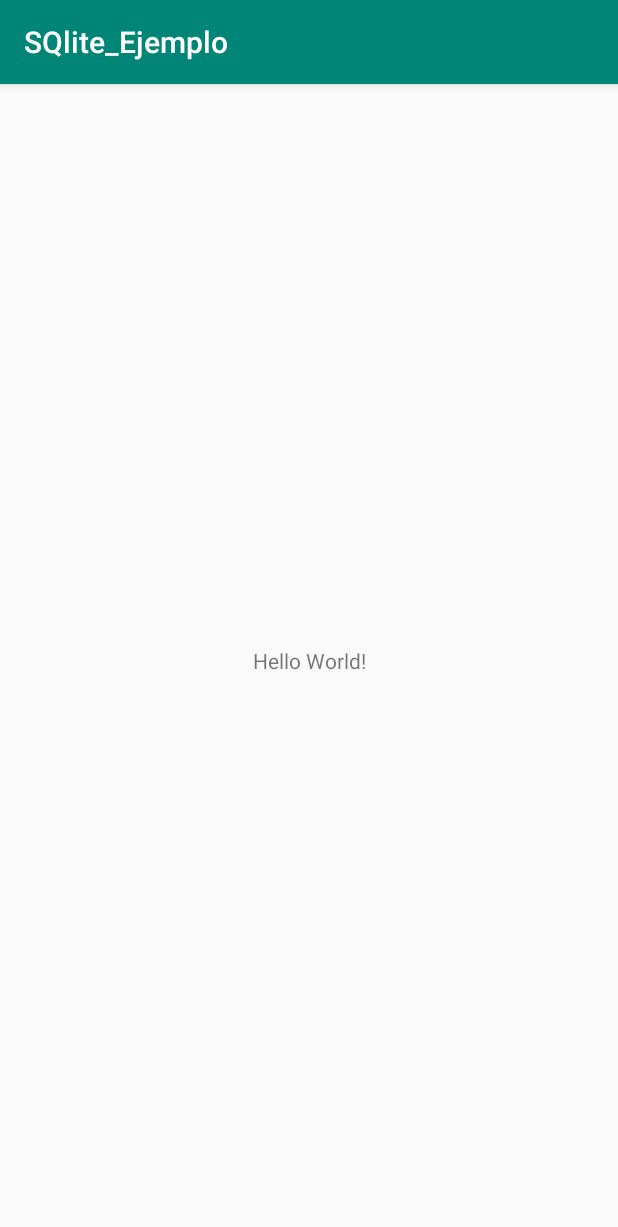
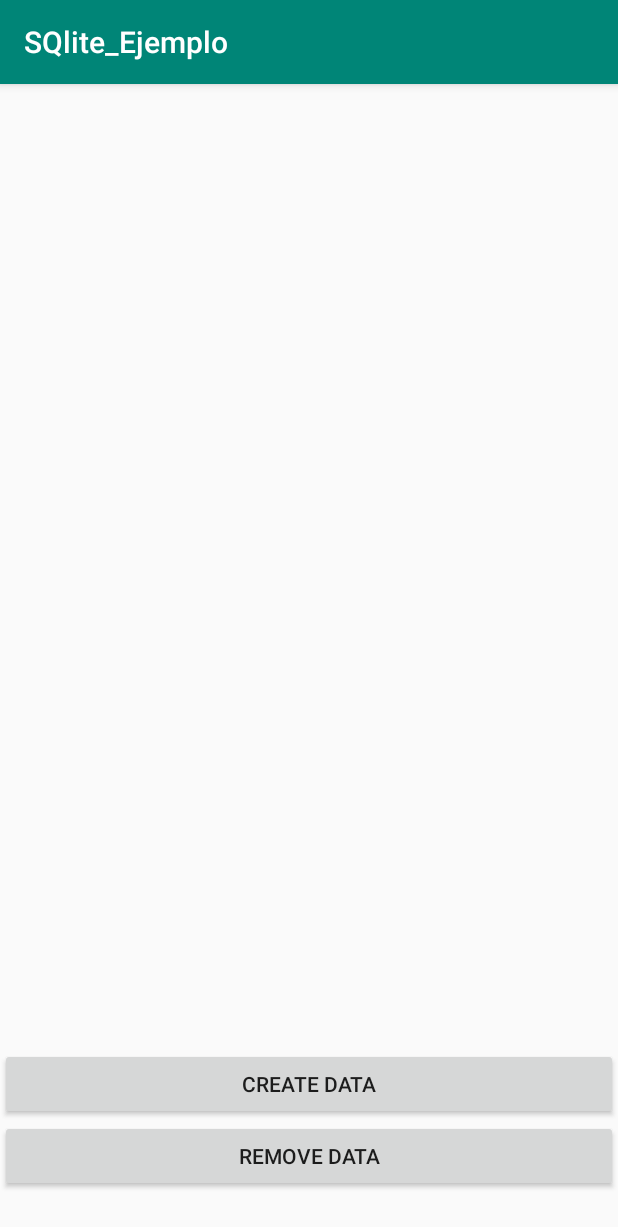
Before and after one commit to Steinspass/SQlite_Ejemplo, an Android app: the screen it shows after launch (MainActivity), on a phone screen of 412 x 824 dp. Shown: the top 1227 px of the screen. Run offline under Robolectric (Android 15) with nearby library versions, the phone set to English and light mode, and no system bars.

Commit message:
final changed

```diff
--- a/app/build.gradle
+++ b/app/build.gradle
@@ -1,11 +1,11 @@
 apply plugin: 'com.android.application'
 
 android {
-    compileSdkVersion 28
+    compileSdkVersion 26
     defaultConfig {
         applicationId "com.example.ndpsh.sqlite_ejemplo"
         minSdkVersion 16
-        targetSdkVersion 28
+        targetSdkVersion 26
         versionCode 1
         versionName "1.0"
         testInstrumentationRunner "android.support.test.runner.AndroidJUnitRunner"
@@ -20,7 +20,7 @@ android {
 
 dependencies {
     implementation fileTree(dir: 'libs', include: ['*.jar'])
-    implementation 'com.android.support:appcompat-v7:28.0.0'
+    implementation 'com.android.support:appcompat-v7:26.0.0'
     implementation 'com.android.support.constraint:constraint-layout:1.1.3'
     testImplementation 'junit:junit:4.12'
     androidTestImplementation 'com.android.support.test:runner:1.0.2'
--- a/app/src/main/java/com/example/ndpsh/sqlite_ejemplo/Activities/Adapters/MyAdapter.java
+++ b/app/src/main/java/com/example/ndpsh/sqlite_ejemplo/Activities/Adapters/MyAdapter.java
@@ -1,4 +1,72 @@
 package com.example.ndpsh.sqlite_ejemplo.Activities.Adapters;
 
-public class MyAdapter {
+import android.content.Context;
+import android.view.LayoutInflater;
+import android.view.View;
+import android.view.ViewGroup;
+import android.widget.BaseAdapter;
+import android.widget.TextView;
+
+import com.example.ndpsh.sqlite_ejemplo.Activities.Models.Car;
+import com.example.ndpsh.sqlite_ejemplo.R;
+
+
+
+import java.util.List;
+
+public class MyAdapter extends BaseAdapter {
+
+    private Context context;
+    private List<Car> list;
+    private int layout;
+
+    public MyAdapter(Context context, List<Car> list, int layout) {
+        this.context = context;
+        this.list = list;
+        this.layout = layout;
+    }
+
+    @Override
+    public int getCount() {
+        return list.size();
+    }
+
+    @Override
+    public Car getItem(int position) {
+        return list.get(position);
+    }
+
+    @Override
+    public long getItemId(int id) {
+        return id;
+    }
+
+    @Override
+    public View getView(int position, View convertView, ViewGroup viewGroup) {
+
+        ViewHolder  vh;
+        if (convertView == null) {
+            convertView = LayoutInflater.from(context).inflate(layout, null);
+            vh = new ViewHolder();
+            vh.vin = (TextView) convertView.findViewById(R.id.textViewVIN);
+            vh.name = (TextView) convertView.findViewById(R.id.textViewName);
+            vh.color = (TextView) convertView.findViewById(R.id.textViewColor);
+            convertView.setTag(vh);
+        }else{
+            vh = (ViewHolder) convertView.getTag();
+        }
+        Car currentCar = list.get(position);
+
+        vh.vin.setText(currentCar.getVIN() + "");
+        vh.name.setText(currentCar.getName());
+        vh.color.setText(currentCar.getColor());
+
+        return convertView;
+    }
+
+    public class ViewHolder {
+        TextView vin;
+        TextView name;
+        TextView color;
+    }
 }
--- a/app/src/main/java/com/example/ndpsh/sqlite_ejemplo/Activities/MainActivity.java
+++ b/app/src/main/java/com/example/ndpsh/sqlite_ejemplo/Activities/MainActivity.java
@@ -1,9 +1,24 @@
 package com.example.ndpsh.sqlite_ejemplo.Activities;
 
+import android.content.ContentValues;
+import android.database.Cursor;
+import android.database.sqlite.SQLiteDatabase;
 import android.support.v7.app.AppCompatActivity;
 import android.os.Bundle;
+import android.view.View;
+import android.widget.Button;
+import android.widget.ListView;
 
+import com.example.ndpsh.sqlite_ejemplo.Activities.Adapters.MyAdapter;
+import com.example.ndpsh.sqlite_ejemplo.Activities.DataBase.CarsSQLiteHelper;
+import com.example.ndpsh.sqlite_ejemplo.Activities.Models.Car;
 import com.example.ndpsh.sqlite_ejemplo.R;
+
+import java.util.ArrayList;
+import java.util.List;
+
+
+
 
 /**
  *  Created by Naim on 5/11/18
@@ -11,9 +26,110 @@ import com.example.ndpsh.sqlite_ejemplo.R;
 
 public class MainActivity extends AppCompatActivity {
 
+    private Button btnCreate;
+    private Button btnDelete;
+
+    private CarsSQLiteHelper carsHelper;
+    private SQLiteDatabase db;
+
+    private ListView listview;
+    private MyAdapter adapter;
+
+    private List<Car> cars;
+
     @Override
     protected void onCreate(Bundle savedInstanceState) {
         super.onCreate(savedInstanceState);
         setContentView(R.layout.activity_main);
+
+        listview = (ListView) findViewById(R.id.listView);
+        cars = new ArrayList<Car>();
+
+        btnCreate = (Button) findViewById(R.id.buttonCreate);
+        btnDelete = (Button) findViewById(R.id.buttonDelete);
+
+        btnCreate.setOnClickListener(new View.OnClickListener() {
+            @Override
+            public void onClick(View view) {
+
+                create();
+                update();
+            }
+        });
+
+        btnDelete.setOnClickListener(new View.OnClickListener() {
+            @Override
+            public void onClick(View view) {
+                removeAll();
+                update();
+            }
+        });
+
+        //Abrimos la base de datos 'DBTest1' en modo escritura
+                carsHelper = new CarsSQLiteHelper(this, "DBTest1", null, 1);
+        db = carsHelper.getWritableDatabase();
+
+        adapter = new MyAdapter(this, cars, R.layout.itemdb);
+        listview.setAdapter(adapter);
+
+        update();
+
+    }
+
+    private List<Car> getAllCars() {
+       // Selecionamos todos los registros de la tabla Cars
+       Cursor cursor = db.rawQuery("select * from Cars", null);
+       List<Car> list = new ArrayList<Car>();
+
+       if (cursor.moveToFirst()) {
+           // Iteramos sobre el cursor de resultados,
+           // y vamos rellenando el array que posteriormente devolvemos
+           while (cursor.isAfterLast() == false) {
+
+               int VIN = cursor.getInt(cursor.getColumnIndex("VIN"));
+               String name = cursor.getString(cursor.getColumnIndex("name"));
+               String color = cursor.getString(cursor.getColumnIndex("color"));
+
+               list.add(new Car(VIN, name, color));
+               cursor.moveToNext();
+           }
+       }
+        return list;
+
+    }
+
+
+    private void create() {
+        //Si hemos abierto correctamente la base de datos
+        if (db != null) {
+            //Creamos el registro a insertar como objeto ContentValues
+            ContentValues nuevoRegistro = new ContentValues();
+            // El ID es auto incrementable como declaramos en nuestro CarsSQLiteHelper
+            nuevoRegistro.put("name", "Seat");
+            nuevoRegistro.put("color", "Black");
+
+            //Insertamos el registro en la base de datos
+            db.insert("Cars", null, nuevoRegistro);
+        }
+    }
+
+    private void removeAll() {
+        db.delete("Cars", "", null);
+    }
+
+    private void update() {
+        // borramos todos los elementos
+        cars.clear();
+        // cargamos todos los elementos
+        cars.addAll(getAllCars());
+        // refrescamos el adaptador
+        adapter.notifyDataSetChanged();
+    }
+
+    @Override
+    protected void onDestroy() {
+        // cerramos conexión base de datos antes de destruir el activity
+        db.close();
+        super.onDestroy();
     }
 }
--- a/app/src/main/res/layout/activity_main.xml
+++ b/app/src/main/res/layout/activity_main.xml
@@ -1,18 +1,36 @@
 <?xml version="1.0" encoding="utf-8"?>
-<android.support.constraint.ConstraintLayout xmlns:android="http://schemas.android.com/apk/res/android"
-    xmlns:app="http://schemas.android.com/apk/res-auto"
+<LinearLayout xmlns:android="http://schemas.android.com/apk/res/android"
     xmlns:tools="http://schemas.android.com/tools"
     android:layout_width="match_parent"
     android:layout_height="match_parent"
+    android:orientation="vertical"
     tools:context=".Activities.MainActivity">
 
-    <TextView
+    <ListView
+        android:id="@+id/listView"
         android:layout_width="wrap_content"
-        android:layout_height="wrap_content"
-        android:text="Hello World!"
-        app:layout_constraintBottom_toBottomOf="parent"
-        app:layout_constraintLeft_toLeftOf="parent"
-        app:layout_constraintRight_toRightOf="parent"
-        app:layout_constraintTop_toTopOf="parent" />
+        android:layout_height="0dp"
+        android:layout_weight="0.80" />
 
-</android.support.constraint.ConstraintLayout>
+    <LinearLayout
+        android:layout_width="match_parent"
+        android:layout_height="0dp"
+        android:layout_weight="0.20"
+        android:gravity="center"
+        android:orientation="vertical">
+
+
+        <Button
+            android:id="@+id/buttonCreate"
+            android:layout_width="match_parent"
+            android:layout_height="wrap_content"
+            android:text="Create data" />
+
+        <Button
+            android:id="@+id/buttonDelete"
+            android:layout_width="match_parent"
+            android:layout_height="wrap_content"
+            android:text="Remove data" />
+    </LinearLayout>
+
+</LinearLayout>
```
Also changed, not shown: app/src/main/res/layout/itemdb.xml (added, +39 -0 lines).
